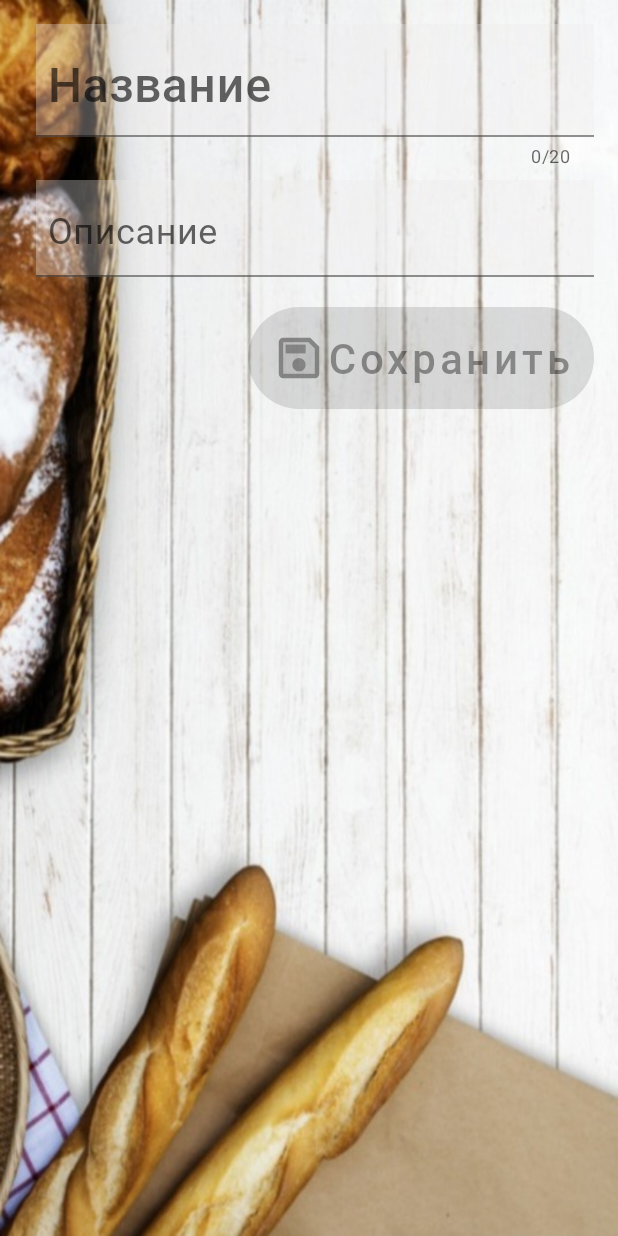
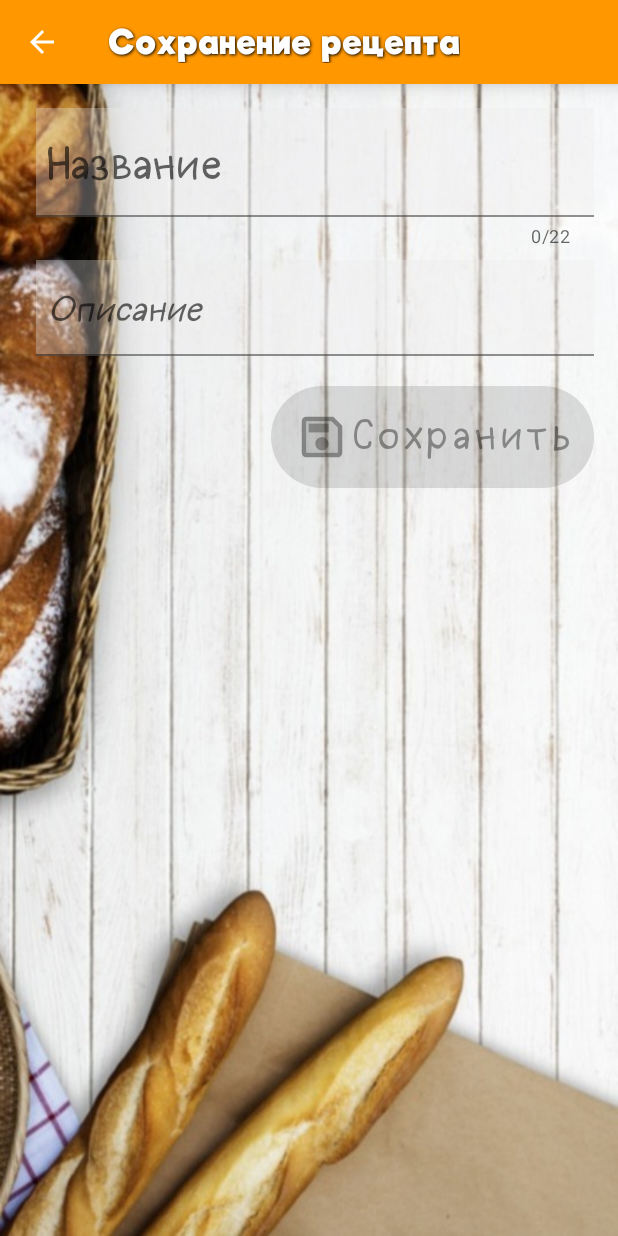
Before and after one commit to Cha1000000/DoughCalculator, an Android app: the SaveRecipeFragment screen opened through its navigation route, on a phone screen of 412 x 824 dp. Run offline under Robolectric (Android 15) with nearby library versions, the phone set to English and light mode, and no system bars; our stand-ins replace data binding; libraries missing offline, so code that uses them is left out: moxy.presenter; 2 statements that could not run were skipped.

Commit message:
restyle toolbars and fonts

```diff
--- /dev/null
+++ b/DoughCalculator/src/main/res/drawable/ic_back.xml
@@ -0,0 +1,5 @@
+<vector android:autoMirrored="true" android:height="24dp"
+    android:tint="#FFFFFF" android:viewportHeight="24"
+    android:viewportWidth="24" android:width="24dp" xmlns:android="http://schemas.android.com/apk/res/android">
+    <path android:fillColor="@android:color/white" android:pathData="M20,11H7.83l5.59,-5.59L12,4l-8,8 8,8 1.41,-1.41L7.83,13H20v-2z"/>
+</vector>
--- a/DoughCalculator/src/main/res/layout/fragment_save_recipe.xml
+++ b/DoughCalculator/src/main/res/layout/fragment_save_recipe.xml
@@ -11,6 +11,17 @@
             name="ratio"
             type="com.example.doughcalculator.data.RatioModel" />
     </data>
+
+    <LinearLayout
+        android:layout_width="match_parent"
+        android:layout_height="match_parent"
+        android:orientation="vertical">
+
+        <androidx.appcompat.widget.Toolbar
+            android:id="@+id/save_toolbar"
+            style="@style/AppToolbar"
+            app:navigationIcon="@drawable/ic_back"
+            app:title="@string/screen_title_save_recipe" />
 
         <androidx.constraintlayout.widget.ConstraintLayout
             android:id="@+id/frameLayout"
@@ -26,7 +37,7 @@
                 android:layout_marginEnd="16dp"
                 android:hint="@string/recipe_title"
                 app:counterEnabled="true"
-            app:counterMaxLength="20"
+                app:counterMaxLength="22"
                 app:endIconMode="clear_text"
                 app:layout_constraintEnd_toEndOf="parent"
                 app:layout_constraintStart_toStartOf="parent"
@@ -38,7 +49,7 @@
                     android:layout_width="match_parent"
                     android:layout_height="wrap_content"
                     android:inputType="text"
-                android:maxLength="20"
+                    android:maxLength="22"
                     android:maxLines="1"
                     android:text="@={ratio.title}" />
             </com.google.android.material.textfield.TextInputLayout>
@@ -58,6 +69,7 @@
                 <com.google.android.material.textfield.TextInputEditText
                     android:id="@+id/text_description"
                     style="@style/TextInputEditText.Regular"
+                    android:textStyle="italic"
                     android:layout_width="match_parent"
                     android:layout_height="wrap_content"
                     android:inputType="textMultiLine"
@@ -73,8 +85,8 @@
                 android:layout_width="wrap_content"
                 android:layout_height="wrap_content"
                 android:layout_marginTop="14dp"
+                android:elevation="8dp"
                 android:text="@string/button_save_text"
-            android:elevation="8dp"
                 app:icon="@drawable/ic_save"
                 app:iconPadding="2dp"
                 app:iconSize="36dp"
@@ -84,4 +96,6 @@
 
         </androidx.constraintlayout.widget.ConstraintLayout>
 
+    </LinearLayout>
+
 </layout>
--- /dev/null
+++ b/DoughCalculator/src/main/res/values-v26/styles_text_fields.xml
@@ -0,0 +1,16 @@
+<?xml version="1.0" encoding="utf-8"?>
+<resources>
+
+    <style name="TextInputEditText" parent="ThemeOverlay.Material3.TextInputEditText">
+        <item name="android:layout_width">match_parent</item>
+        <item name="android:layout_height">match_parent</item>
+        <item name="android:layout_weight">1</item>
+        <item name="android:gravity">center_horizontal</item>
+        <item name="android:background">@color/light_gray</item>
+        <item name="android:textSize">@dimen/text_input_layout_edit_text_size</item>
+        <item name="android:textColorHint">@color/edit_text_hint_selector</item>
+        <item name="android:imeOptions">actionNext</item>
+        <item name="android:importantForAutofill">no</item>
+        <item name="android:fontFamily">@font/halogen</item>
+    </style>
+</resources>
--- a/DoughCalculator/src/main/res/values/dimens.xml
+++ b/DoughCalculator/src/main/res/values/dimens.xml
@@ -1,6 +1,6 @@
 <?xml version="1.0" encoding="utf-8"?>
 <resources>
-    <dimen name="text_input_layout_edit_text_size">32sp</dimen>
+    <dimen name="text_input_layout_edit_text_size">30sp</dimen>
     <dimen name="text_input_layout_edit_text_size_medium">24sp</dimen>
     <dimen name="text_input_layout_hint_text_size">16sp</dimen>
 
@@ -11,6 +11,6 @@
     <dimen name="action_button_height">80dp</dimen>
     <dimen name="action_button_text_size">28sp</dimen>
 
-    <dimen name="ingredient_text_size">20sp</dimen>
+    <dimen name="ingredient_text_size">26sp</dimen>
     <dimen name="text_margin">6dp</dimen>
 </resources>
--- a/DoughCalculator/src/main/res/values/styles.xml
+++ b/DoughCalculator/src/main/res/values/styles.xml
@@ -13,8 +13,8 @@
 
     <style name="text_description">
         <item name="android:layout_marginTop">6dp</item>
-        <item name="android:layout_marginHorizontal">9dp</item>
-        <item name="android:textAppearance">@style/RobotoRegular.Black.18</item>
+        <item name="android:textAppearance">@style/MenuTextAppearance</item>
+        <item name="android:textStyle">italic</item>
         <item name="android:background">@color/light_gray</item>
     </style>
 
@@ -22,7 +22,7 @@
         <item name="android:layout_width">wrap_content</item>
         <item name="android:layout_height">match_parent</item>
         <item name="android:layout_weight">1</item>
-        <item name="android:fontFamily">@font/roboto_medium</item>
+        <item name="android:fontFamily">@font/halogen</item>
         <item name="android:gravity">center_vertical</item>
         <item name="android:textSize">@dimen/ingredient_text_size</item>
     </style>
@@ -44,7 +44,7 @@
         <item name="android:layout_marginBottom">3dp</item>
         <item name="cornerRadius">34dp</item>
         <item name="android:height">@dimen/action_button_height</item>
-        <item name="android:fontFamily">@font/roboto_medium</item>
+        <item name="android:fontFamily">@font/halogen</item>
         <item name="android:textAllCaps">false</item>
         <item name="android:textSize">@dimen/action_button_text_size</item>
     </style>
--- a/DoughCalculator/src/main/res/values/styles_text_fields.xml
+++ b/DoughCalculator/src/main/res/values/styles_text_fields.xml
@@ -33,8 +33,7 @@
         <item name="android:textSize">@dimen/text_input_layout_edit_text_size</item>
         <item name="android:textColorHint">@color/edit_text_hint_selector</item>
         <item name="android:imeOptions">actionNext</item>
-        <item name="android:importantForAutofill">no</item>
-        <item name="android:fontFamily">@font/roboto_medium</item>
+        <item name="android:fontFamily">@font/halogen</item>
     </style>
 
     <style name="TextInputEditText.Normal">
@@ -46,7 +45,7 @@
 
     <style name="TextInputEditText.Regular" parent="TextInputEditText.Normal">
         <item name="android:textSize">@dimen/text_input_layout_edit_text_size_medium</item>
-        <item name="android:fontFamily">@font/roboto_regular</item>
+        <item name="android:fontFamily">@font/halogen</item>
         <item name="android:gravity">fill_horizontal</item>
     </style>
 
@@ -55,6 +54,7 @@
         <item name="android:digits">0123456789</item>
         <item name="android:maxLength">4</item>
         <item name="android:hint">@string/hint_zero</item>
+        <item name="android:elegantTextHeight">true</item>
     </style>
 
     <style name="TextInputLayoutHint">
@@ -69,7 +69,7 @@
         <item name="android:elegantTextHeight">true</item>
         <item name="android:textAlignment">center</item>
         <item name="android:textSize">28sp</item>
-        <item name="android:fontFamily">@font/roboto_medium</item>
+        <item name="android:fontFamily">@font/halogen</item>
     </style>
 
 </resources>
--- /dev/null
+++ b/DoughCalculator/src/main/res/values/styles_toolbar.xml
@@ -0,0 +1,42 @@
+<?xml version="1.0" encoding="utf-8"?>
+<resources>
+
+    <style name="ToolbarTextAppearance">
+        <item name="android:fontFamily">@font/riffic_bold</item>
+        <item name="android:textColor">@color/orange_700</item>
+        <item name="android:shadowDx">1</item>
+        <item name="android:shadowDy">1</item>
+        <item name="android:shadowRadius">2</item>
+        <item name="android:shadowColor">@color/black</item>
+    </style>
+
+    <style name="ToolbarTextAppearance.Title">
+        <item name="android:textSize">22sp</item>
+    </style>
+
+    <style name="ToolbarTextAppearance.Subtitle">
+        <item name="android:textSize">14sp</item>
+    </style>
+
+    <style name="AppToolbar">
+        <item name="theme">@style/ThemeOverlay.AppCompat.Dark</item>
+<!--        <item name="theme">?attr/actionBarTheme</item>-->
+        <item name="android:layout_width">match_parent</item>
+        <item name="android:layout_height">?attr/actionBarSize</item>
+        <item name="android:background">?colorPrimary</item>
+        <item name="android:elevation">8dp</item>
+        <item name="titleTextColor">@color/white</item>
+        <item name="titleTextAppearance">@style/ToolbarTextAppearance.Title</item>
+    </style>
+
+    <style name="MenuTextAppearance">
+        <item name="android:fontFamily">@font/halogen</item>
+        <item name="android:textSize">20sp</item>
+    </style>
+
+    <style name="ToolbarMenuTheme" parent="ThemeOverlay.AppCompat.Light">
+        <item name="android:textColorPrimary">@color/orange_700</item>
+        <item name="android:itemTextAppearance">@style/MenuTextAppearance</item>
+    </style>
+
+</resources>
--- a/DoughCalculator/src/main/res/values/themes.xml
+++ b/DoughCalculator/src/main/res/values/themes.xml
@@ -10,8 +10,9 @@
         <item name="colorSecondaryVariant">@color/teal_700</item>
         <item name="colorOnSecondary">@color/black</item>
         <!-- Disable system toolbar-->
-         <item name="windowActionBar">false</item>
-         <item name="windowNoTitle">true</item>
+        <item name="windowActionBar">false</item>
+        <item name="windowNoTitle">true</item>
+        <item name="android:windowTranslucentStatus">true</item>
         <!-- Hide status bar-->
         <item name="android:windowFullscreen">true</item>
         <!-- Status bar color. -->
```
Also changed, not shown: DoughCalculator/src/main/java/com/example/doughcalculator/common/mvp/BaseFragment.kt (+0 -10 lines), DoughCalculator/src/main/java/com/example/doughcalculator/screens/fragments/open/OpenRecipeFragment.kt (+15 -5 lines), DoughCalculator/src/main/java/com/example/doughcalculator/screens/fragments/save/SaveRecipeFragment.kt (+14 -6 lines), DoughCalculator/src/main/res/layout/fragment_calculation.xml (+3 -6 lines), DoughCalculator/src/main/res/layout/fragment_recipes_list.xml (+20 -6 lines), DoughCalculator/src/main/res/layout/viewholder_recipe_item.xml (+4 -4 lines), DoughCalculator/src/main/res/values-v26/styles.xml (added, +11 -0 lines), DoughCalculator/src/main/res/drawable/background_notepad.png, DoughCalculator/src/main/res/font/halogen.ttf (added), DoughCalculator/src/main/res/font/riffic_bold.ttf (added). Lines whose indentation alone changed are shown as unchanged.
